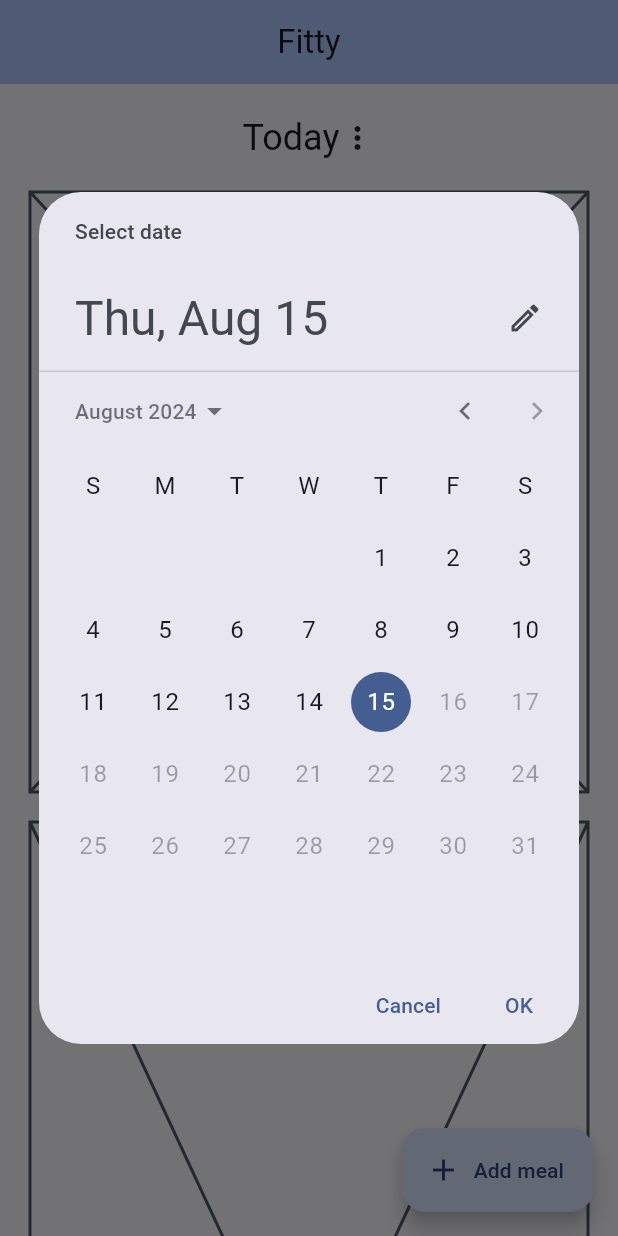
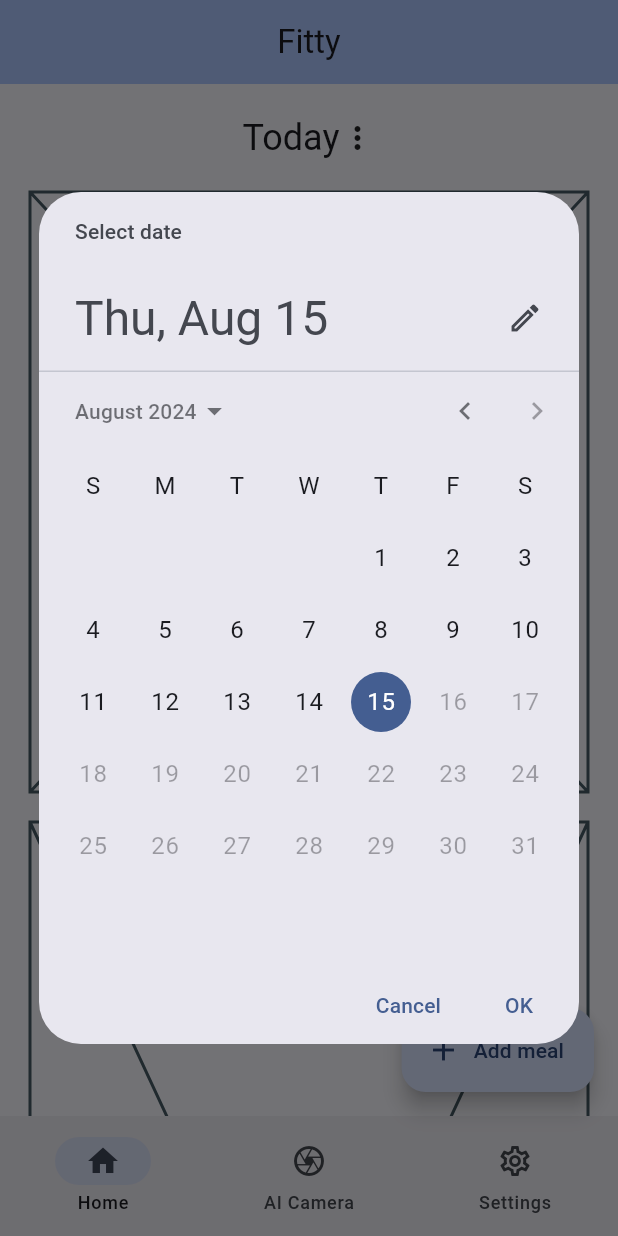
Before and after one commit to trullse/fitty, a Flutter app: the screen it shows after launch, after a tap on "Today", on a phone screen of 412 x 824 dp. Run offline on Flutter 3.47's test engine with Material 3 defaults, Android fonts, the phone set to English and light mode, and no system bars.

Commit message:
add navigation bar

```diff
--- a/lib/pages/home_page.dart
+++ b/lib/pages/home_page.dart
@@ -1,6 +1,7 @@
 import 'package:fitty/widgets/home/date_picker.dart';
 import 'package:fitty/widgets/home/food_list.dart';
 import 'package:fitty/widgets/home/main_diagram.dart';
+import 'package:fitty/widgets/shared/app_navigation_bar.dart';
 import 'package:flutter/material.dart';
 
 import '../widgets/home/add_floating_button.dart';
@@ -34,6 +35,7 @@ class _HomePageState extends State<HomePage> {
         ],
       ),
       floatingActionButton: const AddFloatingButton(),
+      bottomNavigationBar: const AppNavigationBar(),
     );
   }
 }
--- /dev/null
+++ b/lib/utils/enum/navigation_tabs.dart
@@ -0,0 +1,42 @@
+import 'package:flutter/material.dart';
+
+enum NavigationTabs {
+  home,
+  camera,
+  settings,
+}
+
+extension NavigationTabsExt on NavigationTabs {
+  IconData get icon {
+    switch (this) {
+      case NavigationTabs.home:
+        return Icons.home_outlined;
+      case NavigationTabs.camera:
+        return Icons.camera_outlined;
+      case NavigationTabs.settings:
+        return Icons.settings_outlined;
+    }
+  }
+
+  IconData get iconSelected {
+    switch (this) {
+      case NavigationTabs.home:
+        return Icons.home;
+      case NavigationTabs.camera:
+        return Icons.camera;
+      case NavigationTabs.settings:
+        return Icons.settings;
+    }
+  }
+
+  String label(BuildContext context) {
+    switch (this) {
+      case NavigationTabs.home:
+        return 'Home';
+      case NavigationTabs.camera:
+        return 'AI Camera';
+      case NavigationTabs.settings:
+        return 'Settings';
+    }
+  }
+}
--- /dev/null
+++ b/lib/widgets/shared/app_navigation_bar.dart
@@ -0,0 +1,34 @@
+import 'package:fitty/utils/enum/navigation_tabs.dart';
+import 'package:flutter/material.dart';
+
+class AppNavigationBar extends StatefulWidget {
+  const AppNavigationBar({super.key});
+
+  @override
+  State<AppNavigationBar> createState() => _AppNavigationBarState();
+}
+
+class _AppNavigationBarState extends State<AppNavigationBar> {
+  NavigationTabs _tab = NavigationTabs.home;
+
+  @override
+  Widget build(BuildContext context) {
+    return NavigationBar(
+      selectedIndex: _tab.index,
+      onDestinationSelected: (index) {
+        setState(() {
+          _tab = NavigationTabs.values[index];
+        });
+      },
+      destinations: NavigationTabs.values
+          .map(
+            (tab) => NavigationDestination(
+              icon: Icon(tab.icon),
+              selectedIcon: Icon(tab.iconSelected),
+              label: tab.label(context),
+            ),
+          )
+          .toList(),
+    );
+  }
+}
```
Also changed, not shown: lib/widgets/shared/navigation_bar.dart (deleted).
